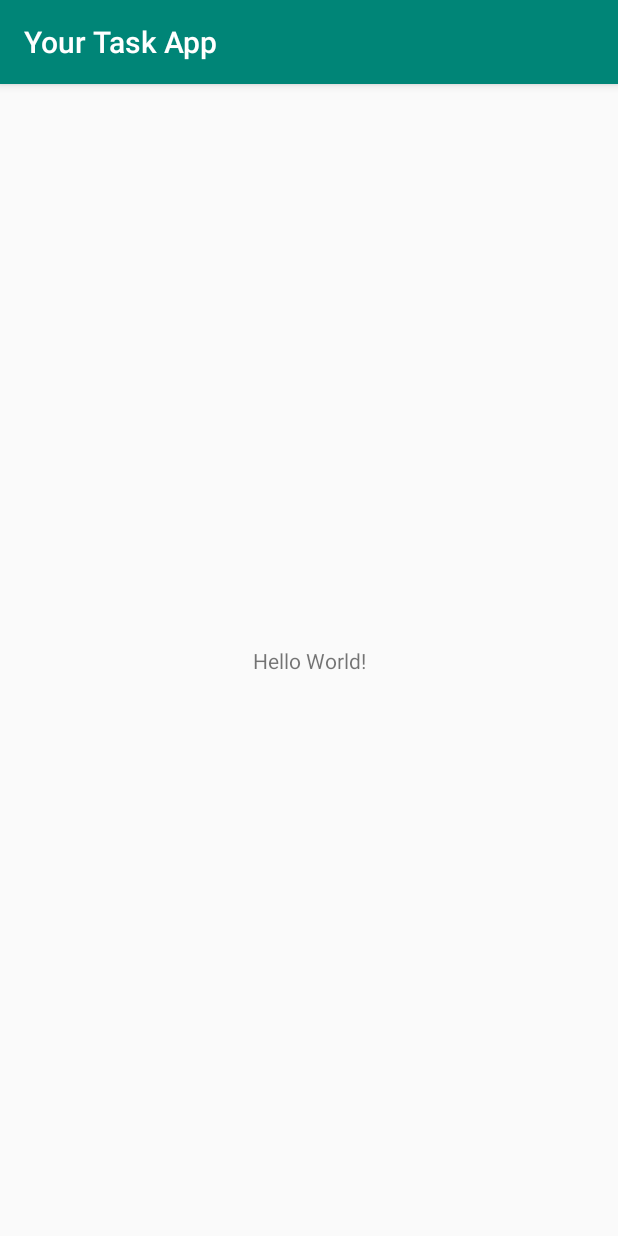
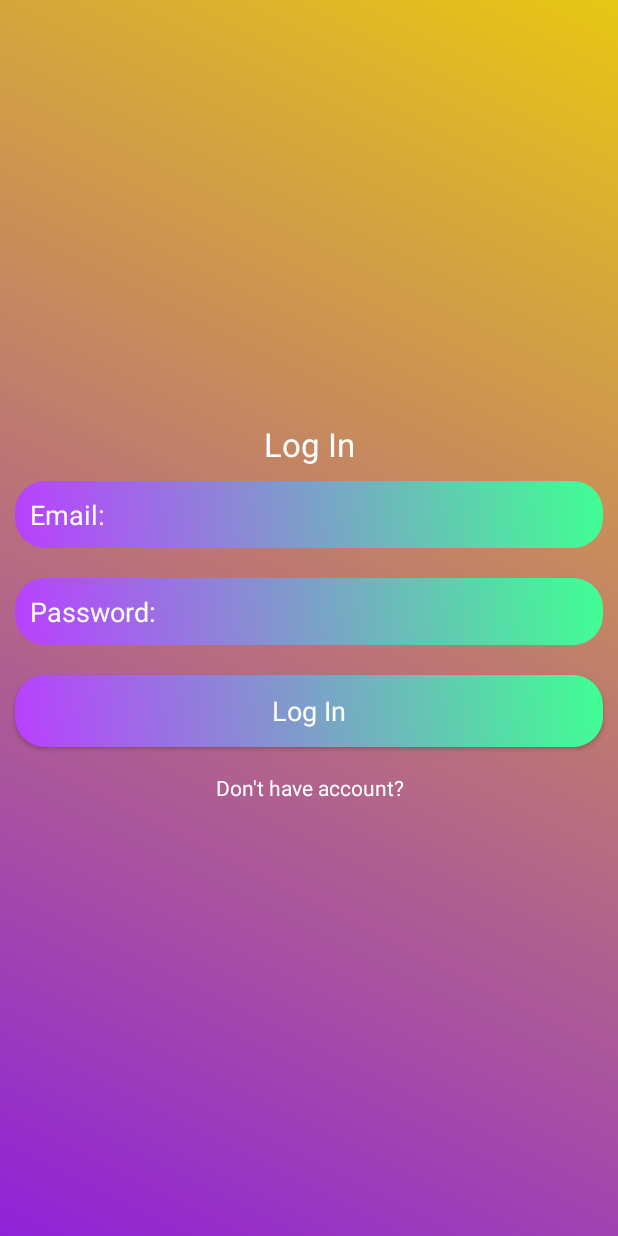
Before and after one commit to marcopgordillo/AndroidTaskApp, an Android app: the screen it shows after launch (MainActivity), on a phone screen of 412 x 824 dp. Run offline under Robolectric (Android 15) with nearby library versions, the phone set to English and light mode, and no system bars.

Commit message:
Added styles sign up activity

```diff
--- a/app/build.gradle
+++ b/app/build.gradle
@@ -22,7 +22,20 @@ dependencies {
     implementation fileTree(dir: 'libs', include: ['*.jar'])
     implementation 'com.android.support:appcompat-v7:28.0.0'
     implementation 'com.android.support.constraint:constraint-layout:1.1.3'
-    testImplementation 'junit:junit:4.12'
+
+    implementation 'com.android.support:design:28.0.0'
+
+    implementation 'com.google.firebase:firebase-database:16.1.0'
+    implementation 'com.google.firebase:firebase-auth:16.1.0'
+    implementation 'com.google.firebase:firebase-core:16.0.7'
+    implementation 'com.firebase:firebase-client-android:2.5.2'
+    implementation 'com.firebaseui:firebase-ui-database:0.4.0'
+
+    implementation 'com.android.support:cardview-v7:28.0.0'
+
+    /*testImplementation 'junit:junit:4.12'
     androidTestImplementation 'com.android.support.test:runner:1.0.2'
-    androidTestImplementation 'com.android.support.test.espresso:espresso-core:3.0.2'
+    androidTestImplementation 'com.android.support.test.espresso:espresso-core:3.0.2'*/
 }
+
+apply plugin: 'com.google.gms.google-services'
--- a/app/src/main/AndroidManifest.xml
+++ b/app/src/main/AndroidManifest.xml
@@ -9,6 +9,7 @@
         android:roundIcon="@mipmap/ic_launcher_round"
         android:supportsRtl="true"
         android:theme="@style/AppTheme">
+        <activity android:name=".RegistrationActivity"></activity>
         <activity android:name=".MainActivity">
             <intent-filter>
                 <action android:name="android.intent.action.MAIN" />
--- /dev/null
+++ b/app/src/main/java/com/example/yourtaskapp/RegistrationActivity.java
@@ -0,0 +1,13 @@
+package com.example.yourtaskapp;
+
+import android.os.Bundle;
+import android.support.v7.app.AppCompatActivity;
+
+public class RegistrationActivity extends AppCompatActivity {
+
+    @Override
+    protected void onCreate(Bundle savedInstanceState) {
+        super.onCreate(savedInstanceState);
+        setContentView(R.layout.activity_registration);
+    }
+}
--- /dev/null
+++ b/app/src/main/res/drawable/backdesign.xml
@@ -0,0 +1,9 @@
+<?xml version="1.0" encoding="utf-8"?>
+<shape xmlns:android="http://schemas.android.com/apk/res/android">
+
+    <gradient
+        android:angle="45"
+        android:startColor="#FF8F22D9"
+        android:endColor="#FFE7C714"
+        />
+</shape>
--- /dev/null
+++ b/app/src/main/res/drawable/edtdesign.xml
@@ -0,0 +1,21 @@
+<?xml version="1.0" encoding="utf-8"?>
+<shape xmlns:android="http://schemas.android.com/apk/res/android">
+
+    <gradient
+        android:angle="45"
+        android:startColor="#FFB940FF"
+        android:endColor="#FF40FF93"
+        />
+
+    <corners
+        android:bottomRightRadius="@dimen/radius"
+        android:bottomLeftRadius="@dimen/radius"
+        android:topRightRadius="@dimen/radius"
+        android:topLeftRadius="@dimen/radius"
+        />
+
+    <!--<stroke
+        android:width="1dp"
+        android:color="@android:color/white"
+        />-->
+</shape>
--- a/app/src/main/res/layout/activity_main.xml
+++ b/app/src/main/res/layout/activity_main.xml
@@ -1,18 +1,67 @@
 <?xml version="1.0" encoding="utf-8"?>
-<android.support.constraint.ConstraintLayout xmlns:android="http://schemas.android.com/apk/res/android"
-    xmlns:app="http://schemas.android.com/apk/res-auto"
+<LinearLayout xmlns:android="http://schemas.android.com/apk/res/android"
     xmlns:tools="http://schemas.android.com/tools"
     android:layout_width="match_parent"
+    android:orientation="vertical"
+    android:gravity="center"
+    android:background="@drawable/backdesign"
     android:layout_height="match_parent"
     tools:context=".MainActivity">
 
     <TextView
-        android:layout_width="wrap_content"
+        android:layout_width="match_parent"
         android:layout_height="wrap_content"
-        android:text="Hello World!"
-        app:layout_constraintBottom_toBottomOf="parent"
-        app:layout_constraintLeft_toLeftOf="parent"
-        app:layout_constraintRight_toRightOf="parent"
-        app:layout_constraintTop_toTopOf="parent" />
+        android:text="@string/log_in_text"
+        android:textColor="@android:color/white"
+        android:textAppearance="?android:textAppearanceLarge"
+        android:layout_gravity="center"
+        android:gravity="center"
+        />
 
-</android.support.constraint.ConstraintLayout>
+    <EditText
+        android:layout_width="match_parent"
+        android:layout_height="wrap_content"
+        android:layout_margin="10dp"
+        android:hint="@string/email"
+        android:background="@drawable/edtdesign"
+        android:padding="10dp"
+        android:textColorHint="@android:color/white"
+        android:id="@+id/email_login"
+        />
+
+    <EditText
+        android:layout_width="match_parent"
+        android:layout_height="wrap_content"
+        android:layout_margin="10dp"
+        android:hint="@string/password"
+        android:background="@drawable/edtdesign"
+        android:padding="10dp"
+        android:textColorHint="@android:color/white"
+        android:inputType="textPassword"
+        android:id="@+id/password_login"
+        />
+
+    <Button
+        android:layout_width="match_parent"
+        android:layout_height="wrap_content"
+        android:layout_margin="10dp"
+        android:text="@string/log_in_text"
+        android:background="@drawable/edtdesign"
+        android:textColor="@android:color/white"
+        android:id="@+id/login_btn"
+        android:textAppearance="?android:textAppearanceMedium"
+        />
+
+    <TextView
+        android:layout_width="match_parent"
+        android:layout_height="wrap_content"
+        android:text="@string/don_t_have_account"
+        android:textColor="@android:color/white"
+        android:gravity="center"
+        android:padding="7dp"
+        android:textAppearance="?android:textAppearanceSmall"
+        android:id="@+id/signup_txt"
+        />
+
+
+</LinearLayout>
--- /dev/null
+++ b/app/src/main/res/layout/activity_registration.xml
@@ -0,0 +1,8 @@
+<?xml version="1.0" encoding="utf-8"?>
+<android.support.constraint.ConstraintLayout xmlns:android="http://schemas.android.com/apk/res/android"
+    xmlns:tools="http://schemas.android.com/tools"
+    android:layout_width="match_parent"
+    android:layout_height="match_parent"
+    tools:context=".RegistrationActivity">
+
+</android.support.constraint.ConstraintLayout>
--- /dev/null
+++ b/app/src/main/res/values/dimen.xml
@@ -0,0 +1,4 @@
+<?xml version="1.0" encoding="utf-8"?>
+<resources>
+    <dimen name="radius">20dp</dimen>
+</resources>
--- a/app/src/main/res/values/strings.xml
+++ b/app/src/main/res/values/strings.xml
@@ -1,3 +1,7 @@
 <resources>
     <string name="app_name">Your Task App</string>
+    <string name="password">Password:</string>
+    <string name="email">Email:</string>
+    <string name="don_t_have_account">Don\'t have account?</string>
+    <string name="log_in_text">Log In</string>
 </resources>
--- a/app/src/main/res/values/styles.xml
+++ b/app/src/main/res/values/styles.xml
@@ -1,7 +1,7 @@
 <resources>
 
     <!-- Base application theme. -->
-    <style name="AppTheme" parent="Theme.AppCompat.Light.DarkActionBar">
+    <style name="AppTheme" parent="Theme.AppCompat.Light.NoActionBar">
         <!-- Customize your theme here. -->
         <item name="colorPrimary">@color/colorPrimary</item>
         <item name="colorPrimaryDark">@color/colorPrimaryDark</item>
--- a/build.gradle
+++ b/build.gradle
@@ -8,6 +8,7 @@ buildscript {
     }
     dependencies {
         classpath 'com.android.tools.build:gradle:3.3.2'
+        classpath 'com.google.gms:google-services:4.0.1'
 
         // NOTE: Do not place your application dependencies here; they belong
         // in the individual module build.gradle files
```
Also changed, not shown: 1 other file.
